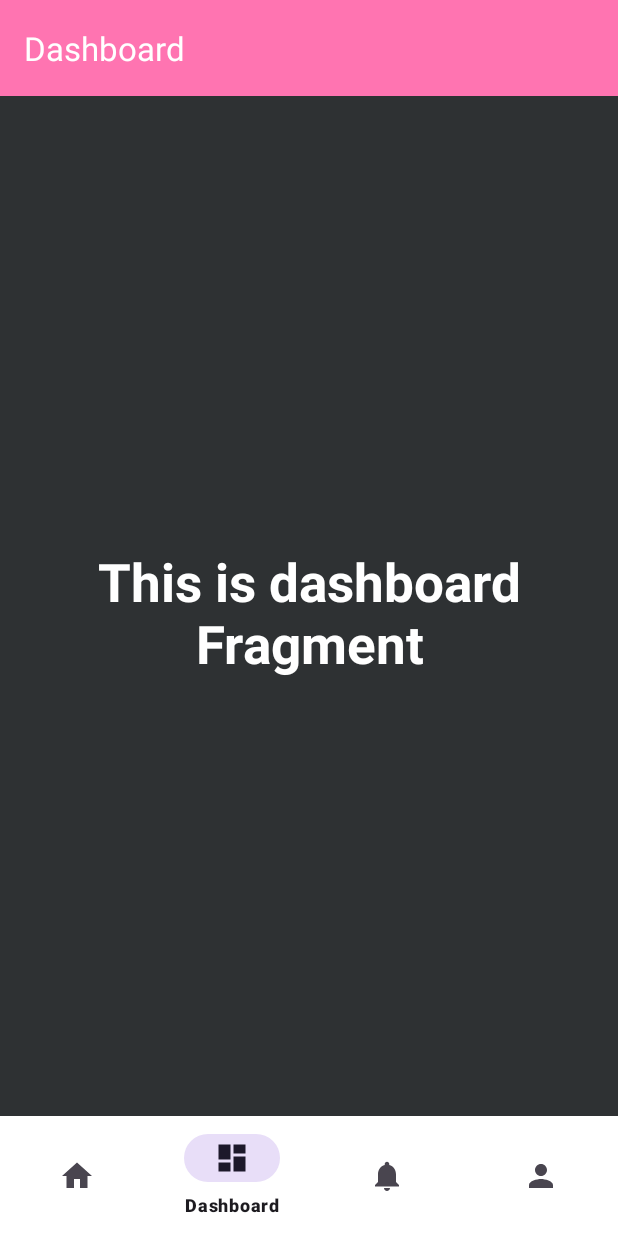
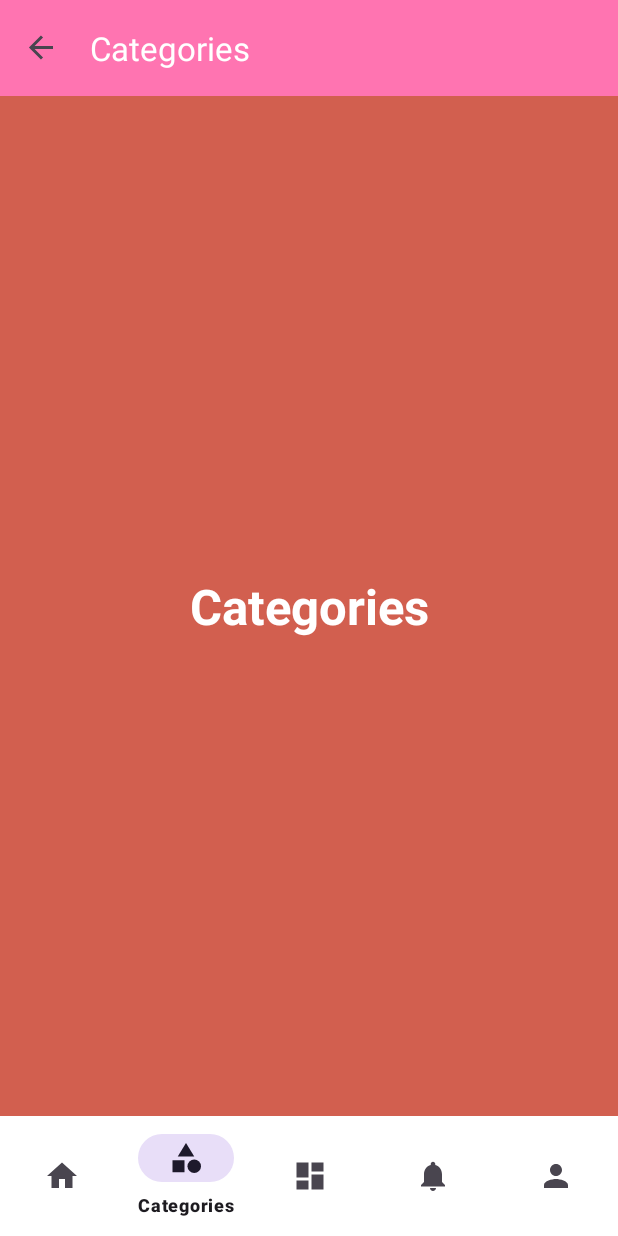
Before and after one commit to HeshamAbuShaban/Eilaji, an Android app: the screen it shows after launch once a user with an empty profile is signed in (BaseActivity), item 2 of the bottom bar chosen, on a phone screen of 412 x 824 dp. Run offline under Robolectric (Android 15) with nearby library versions, the phone set to English and light mode, and no system bars; our stand-ins replace Firebase (no records; nobody signed in at launch, a user with empty details on screens opened directly), navigation-ui, sdp/ssp sizes.

Commit message:
added a an complete set of user-interface screens represented in (+ CategoriesFragment+,home,notification,profile,dashboard) ,And cleaned fares fat-oh's map and kept a temp file as a reference

```diff
--- a/app/src/main/java/dev/anonymous/eilaji/ui/base/BaseActivity.kt
+++ b/app/src/main/java/dev/anonymous/eilaji/ui/base/BaseActivity.kt
@@ -62,6 +62,9 @@ class BaseActivity : AppCompatActivity() {
         navigationActions[R.id.navigation_profile] = Runnable {
             viewModel.onProfileNavigationSelected()
         }
+        navigationActions[R.id.navigation_categories] = Runnable {
+            viewModel.onCategoriesNavigationSelected()
+        }
 
         bottomNavigationView.setOnItemSelectedListener { item ->
             val itemId = item.itemId
--- a/app/src/main/java/dev/anonymous/eilaji/ui/base/BaseViewModel.kt
+++ b/app/src/main/java/dev/anonymous/eilaji/ui/base/BaseViewModel.kt
@@ -30,6 +30,9 @@ class BaseViewModel : ViewModel() {
     fun onProfileNavigationSelected() {
         navigateToDestination(R.id.navigation_profile)
     }
+    fun onCategoriesNavigationSelected() {
+        navigateToDestination(R.id.navigation_categories)
+    }
 
     private fun navigateToDestination(destinationId: Int) {
         _navController.value?.navigate(destinationId)
--- /dev/null
+++ b/app/src/main/java/dev/anonymous/eilaji/ui/user_interface/categories/CategoriesFragment.kt
@@ -0,0 +1,60 @@
+package dev.anonymous.eilaji.ui.user_interface.categories
+
+import android.os.Bundle
+import androidx.fragment.app.Fragment
+import android.view.LayoutInflater
+import android.view.View
+import android.view.ViewGroup
+import dev.anonymous.eilaji.R
+
+// TODO: Rename parameter arguments, choose names that match
+// the fragment initialization parameters, e.g. ARG_ITEM_NUMBER
+private const val ARG_PARAM1 = "param1"
+private const val ARG_PARAM2 = "param2"
+
+/**
+ * A simple [Fragment] subclass.
+ * Use the [CategoriesFragment.newInstance] factory method to
+ * create an instance of this fragment.
+ */
+class CategoriesFragment : Fragment() {
+    // TODO: Rename and change types of parameters
+    private var param1: String? = null
+    private var param2: String? = null
+
+    override fun onCreate(savedInstanceState: Bundle?) {
+        super.onCreate(savedInstanceState)
+        arguments?.let {
+            param1 = it.getString(ARG_PARAM1)
+            param2 = it.getString(ARG_PARAM2)
+        }
+    }
+
+    override fun onCreateView(
+        inflater: LayoutInflater, container: ViewGroup?,
+        savedInstanceState: Bundle?
+    ): View? {
+        // Inflate the layout for this fragment
+        return inflater.inflate(R.layout.fragment_categories, container, false)
+    }
+
+    companion object {
+        /**
+         * Use this factory method to create a new instance of
+         * this fragment using the provided parameters.
+         *
+         * @param param1 Parameter 1.
+         * @param param2 Parameter 2.
+         * @return A new instance of fragment CategoriesFragment.
+         */
+        // TODO: Rename and change types and number of parameters
+        @JvmStatic
+        fun newInstance(param1: String, param2: String) =
+            CategoriesFragment().apply {
+                arguments = Bundle().apply {
+                    putString(ARG_PARAM1, param1)
+                    putString(ARG_PARAM2, param2)
+                }
+            }
+    }
+}
--- a/app/src/main/java/dev/anonymous/eilaji/ui/user_interface/home/HomeFragment.kt
+++ b/app/src/main/java/dev/anonymous/eilaji/ui/user_interface/home/HomeFragment.kt
@@ -1,38 +1,26 @@
 package dev.anonymous.eilaji.ui.user_interface.home
 
-import android.Manifest
-import android.content.pm.PackageManager
 import android.os.Bundle
 import android.view.LayoutInflater
 import android.view.View
 import android.view.ViewGroup
 import android.widget.TextView
-import androidx.core.app.ActivityCompat
-import androidx.core.content.ContextCompat
 import androidx.fragment.app.Fragment
-import androidx.fragment.app.viewModels
-import androidx.lifecycle.Observer
-import com.google.android.gms.location.FusedLocationProviderClient
-import com.google.android.gms.location.LocationServices
-import com.google.android.gms.maps.CameraUpdateFactory
-import com.google.android.gms.maps.GoogleMap
-import com.google.android.gms.maps.OnMapReadyCallback
-import com.google.android.gms.maps.SupportMapFragment
-import com.google.android.gms.maps.model.LatLng
-import com.google.android.gms.maps.model.MarkerOptions
+import androidx.lifecycle.ViewModelProvider
 import dev.anonymous.eilaji.R
 import dev.anonymous.eilaji.databinding.FragmentHomeBinding
 import dev.anonymous.eilaji.firebase.FirebaseController
+import dev.anonymous.eilaji.ui.map.MapFragment
 
-class HomeFragment : Fragment(), OnMapReadyCallback {
-
-    private lateinit var fusedLocationClient: FusedLocationProviderClient
-    private lateinit var map: GoogleMap
+class HomeFragment : Fragment() {
 
     private var _binding: FragmentHomeBinding? = null
+    private lateinit var homeViewModel: HomeViewModel
+
+
+    // This property is only valid between onCreateView and
+    // onDestroyView.
     private val binding get() = _binding!!
-
-    private val homeViewModel: HomeViewModel by viewModels()
 
     override fun onCreateView(
         inflater: LayoutInflater,
@@ -45,63 +33,34 @@ class HomeFragment : Fragment(), OnMapReadyCallback {
 
     override fun onViewCreated(view: View, savedInstanceState: Bundle?) {
         super.onViewCreated(view, savedInstanceState)
-        setupMapFragment()
         setupViewModel()
         setupListeners()
         observeTextChanges()
     }
 
-    private fun setupMapFragment() {
-        val mapFragment = childFragmentManager.findFragmentById(R.id.mapFragment) as SupportMapFragment
-        mapFragment.getMapAsync(this)
-    }
-
     private fun setupViewModel() {
-//        homeViewModel.text.observe(viewLifecycleOwner, Observer { text ->
-//            binding.textHome.text = text
-//        })
+        homeViewModel =
+            ViewModelProvider(this)[HomeViewModel::class.java]
     }
 
     private fun observeTextChanges() {
-//        homeViewModel.text.observe(viewLifecycleOwner) { text ->
-//            binding.textHome.text = text
-//        }
+        val textView: TextView = binding.textHome
+        homeViewModel.text.observe(viewLifecycleOwner) {
+            textView.text = it
+        }
     }
 
     private fun setupListeners() {
-        binding.tempSignOut.setOnClickListener {
-            FirebaseController.getInstance().signOut()
-            requireActivity().finish()
-        }
-    }
+        binding.apply {
+            tempSignOut.setOnClickListener {
+                FirebaseController.getInstance().signOut()
+                requireActivity().finish()
+            }
 
-    override fun onMapReady(googleMap: GoogleMap) {
-        map = googleMap
-        updateMarkerOptions()
-    }
-
-    private fun updateMarkerOptions() {
-        fusedLocationClient = LocationServices.getFusedLocationProviderClient(requireContext())
-
-        if (ContextCompat.checkSelfPermission(
-                requireContext(),
-                Manifest.permission.ACCESS_FINE_LOCATION
-            ) == PackageManager.PERMISSION_GRANTED
-        ) {
-            fusedLocationClient.lastLocation.addOnSuccessListener { location ->
-                location?.let {
-                    val currentLatLng = LatLng(it.latitude, it.longitude)
-                    val marker = MarkerOptions().position(currentLatLng).title("موقع المنزل")
-                    map.addMarker(marker)
-                    map.moveCamera(CameraUpdateFactory.newLatLngZoom(currentLatLng, 15f))
-                }
+            tempNavToMap.setOnClickListener {
+                requireActivity().supportFragmentManager.beginTransaction()
+                    .replace(R.id.home_frame_layout, MapFragment()).commit()
             }
-        } else {
-            ActivityCompat.requestPermissions(
-                requireActivity(),
-                arrayOf(Manifest.permission.ACCESS_FINE_LOCATION),
-                LOCATION_PERMISSION_REQUEST_CODE
-            )
         }
     }
 
@@ -109,8 +68,4 @@ class HomeFragment : Fragment(), OnMapReadyCallback {
         super.onDestroyView()
         _binding = null
     }
-
-    companion object {
-        private const val LOCATION_PERMISSION_REQUEST_CODE = 1001
-    }
 }
--- a/app/src/main/java/dev/anonymous/eilaji/ui/user_interface/home/HomeViewModel.kt
+++ b/app/src/main/java/dev/anonymous/eilaji/ui/user_interface/home/HomeViewModel.kt
@@ -1,11 +1,10 @@
 package dev.anonymous.eilaji.ui.user_interface.home
 
-import android.content.Context
 import androidx.lifecycle.LiveData
 import androidx.lifecycle.MutableLiveData
 import androidx.lifecycle.ViewModel
 
-class HomeViewModel(private val context: Context) : ViewModel() {
+class HomeViewModel : ViewModel() {
 
     private val _text = MutableLiveData<String>().apply {
         value = "This is home Fragment"
--- /dev/null
+++ b/app/src/main/res/drawable/ic_category.xml
@@ -0,0 +1,7 @@
+<vector android:height="24dp" android:tint="#000000"
+    android:viewportHeight="24" android:viewportWidth="24"
+    android:width="24dp" xmlns:android="http://schemas.android.com/apk/res/android">
+    <path android:fillColor="@android:color/white" android:pathData="M12,2l-5.5,9h11z"/>
+    <path android:fillColor="@android:color/white" android:pathData="M17.5,17.5m-4.5,0a4.5,4.5 0,1 1,9 0a4.5,4.5 0,1 1,-9 0"/>
+    <path android:fillColor="@android:color/white" android:pathData="M3,13.5h8v8H3z"/>
+</vector>
--- /dev/null
+++ b/app/src/main/res/layout/fragment_categories.xml
@@ -0,0 +1,27 @@
+<?xml version="1.0" encoding="utf-8"?>
+<androidx.constraintlayout.widget.ConstraintLayout xmlns:android="http://schemas.android.com/apk/res/android"
+    xmlns:app="http://schemas.android.com/apk/res-auto"
+    xmlns:tools="http://schemas.android.com/tools"
+    android:layout_width="match_parent"
+    android:layout_height="match_parent"
+    android:background="#CCC73823"
+    tools:context=".ui.user_interface.categories.CategoriesFragment">
+
+    <!-- TODO: Update blank fragment layout -->
+    <TextView
+        android:id="@+id/text_categories"
+        android:layout_width="match_parent"
+        android:layout_height="match_parent"
+        android:gravity="center"
+        android:text="@string/title_categories"
+        android:textColor="@color/white"
+        android:textSize="@dimen/_25ssp"
+        android:textStyle="bold"
+        app:layout_constraintBottom_toBottomOf="parent"
+        app:layout_constraintEnd_toEndOf="parent"
+        app:layout_constraintHorizontal_bias="0.5"
+        app:layout_constraintStart_toStartOf="parent"
+        app:layout_constraintTop_toTopOf="parent"
+        app:layout_constraintVertical_bias="0.5" />
+
+</androidx.constraintlayout.widget.ConstraintLayout>
--- a/app/src/main/res/menu/bottom_nav_menu.xml
+++ b/app/src/main/res/menu/bottom_nav_menu.xml
@@ -5,6 +5,11 @@
         android:id="@+id/navigation_home"
         android:icon="@drawable/ic_home_black_24dp"
         android:title="@string/title_home" />
+
+    <item
+        android:id="@+id/navigation_categories"
+        android:icon="@drawable/ic_category"
+        android:title="@string/title_categories" />
 
     <item
         android:id="@+id/navigation_dashboard"
@@ -16,6 +21,7 @@
         android:icon="@drawable/ic_notifications_black_24dp"
         android:title="@string/title_notifications" />
 
+
     <item
         android:id="@+id/navigation_profile"
         android:icon="@drawable/ic_person"
--- a/app/src/main/res/navigation/mobile_navigation.xml
+++ b/app/src/main/res/navigation/mobile_navigation.xml
@@ -29,4 +29,10 @@
         android:label="@string/title_profile"
         tools:layout="@layout/fragment_profile" />
 
+    <fragment
+        android:id="@+id/navigation_categories"
+        android:name="dev.anonymous.eilaji.ui.user_interface.categories.CategoriesFragment"
+        android:label="Categories"
+        tools:layout="@layout/fragment_categories" />
+
 </navigation>
--- a/app/src/main/res/values/strings.xml
+++ b/app/src/main/res/values/strings.xml
@@ -24,11 +24,15 @@
 
     <!--Temp    -->
     <string name="temp_sign_out">Sign Out</string>
+    <string name="temp_nav_to_map">Nav to Map</string>
+
     <string name="title_activity_base">BaseActivity</string>
     <string name="title_home">Home</string>
     <string name="title_dashboard">Dashboard</string>
     <string name="title_notifications">Notifications</string>
+
     <string name="title_profile">Profile</string>
+    <string name="title_categories">Categories</string>
 
     <string name="example_text_for_on_boarding" translatable="false">هذا النص هو مثال لنص يمكن أن يستبدل في نفس المساحة، لقد تم توليد هذا النص من مولد النص</string>
 </resources>
```
Also changed, not shown: app/build.gradle (+5 -5 lines), app/src/main/java/dev/anonymous/eilaji/models/ViewModelFactory.kt (deleted, +0 -15 lines), app/src/main/java/dev/anonymous/eilaji/ui/map/MapFragment.kt (added, +82 -0 lines), app/src/main/java/dev/anonymous/eilaji/ui/map/MapViewModel.kt (added, +7 -0 lines), app/src/main/res/layout/fragment_home.xml (+45 -5 lines), app/src/main/res/layout/fragment_map.xml (added, +20 -0 lines), 2 other files.
